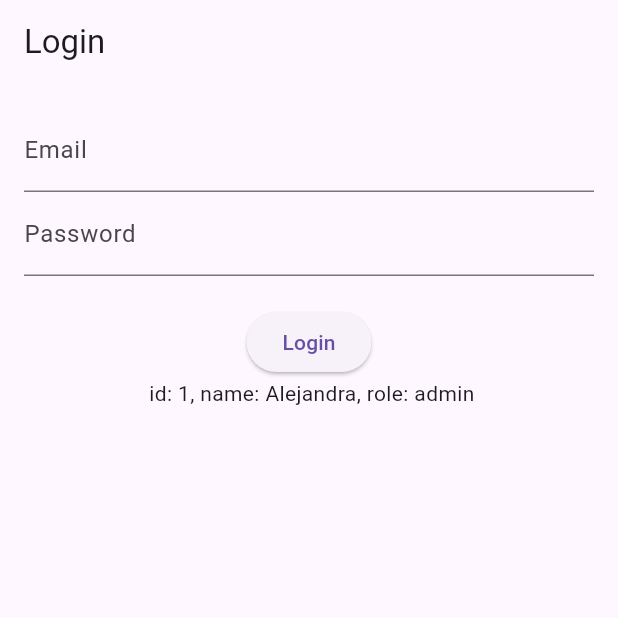
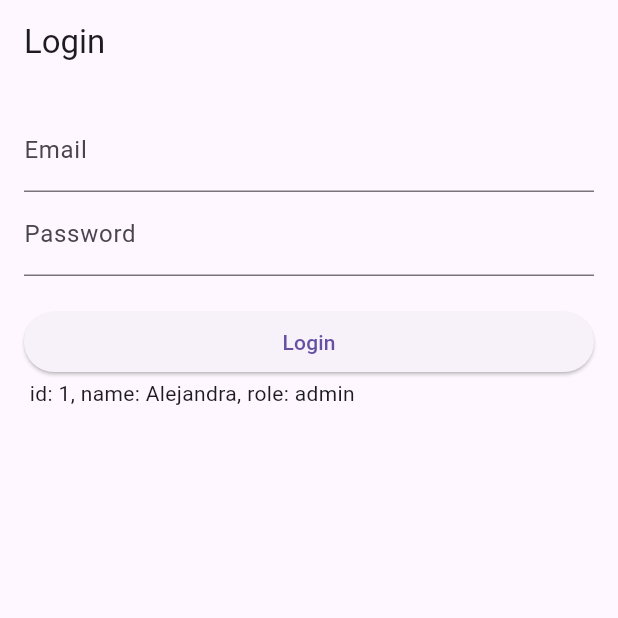
Before and after one commit to Alejandra11r/secure_vault_app, a Flutter app: the screen it shows after launch, after a tap on "Login", after a tap on the "logout" icon, on a phone screen of 412 x 824 dp, the top half of it. Run offline on Flutter 3.47's test engine with Material 3 defaults, Android fonts, the phone set to English and light mode, and no system bars; our stand-ins replace firebase_core, firebase_messaging, flutter_secure_storage, get_it, go_router; missing offline and left inert: encrypt; accounts and stored records are empty.

```diff
--- a/lib/app/app.dart
+++ b/lib/app/app.dart
@@ -1,5 +1,6 @@
 import 'package:flutter/material.dart';
 import 'package:provider/provider.dart';
+import 'app_environment.dart';
 import 'di/injector.dart';
 import '../modules/auth/presentation/provider/auth_provider.dart';
 import '../modules/vault/presentation/provider/vault_provider.dart';
@@ -16,7 +17,9 @@ class App extends StatelessWidget {
         ChangeNotifierProvider(create: (_) => getIt<VaultProvider>()),
       ],
       child: MaterialApp.router(
-        title: 'Secure Vault App',
+        title: AppBuildConfig.isProduction
+            ? 'Secure Vault'
+            : 'Secure Vault (${AppBuildConfig.environment.name})',
         theme: ThemeData(
           primarySwatch: Colors.blue,
         ),
--- /dev/null
+++ b/lib/app/app_environment.dart
@@ -0,0 +1,26 @@
+enum AppEnvironment { development, staging, production }
+
+enum AppDistribution { internal, store }
+
+abstract final class AppBuildConfig {
+  static const String _environment = String.fromEnvironment(
+    'APP_ENV',
+    defaultValue: 'development',
+  );
+  static const String _distribution = String.fromEnvironment(
+    'APP_DISTRIBUTION',
+    defaultValue: 'internal',
+  );
+
+  static AppEnvironment get environment => AppEnvironment.values.firstWhere(
+        (value) => value.name == _environment,
+        orElse: () => AppEnvironment.development,
+      );
+
+  static AppDistribution get distribution => AppDistribution.values.firstWhere(
+        (value) => value.name == _distribution,
+        orElse: () => AppDistribution.internal,
+      );
+
+  static bool get isProduction => environment == AppEnvironment.production;
+}
--- a/lib/modules/auth/presentation/pages/login_page.dart
+++ b/lib/modules/auth/presentation/pages/login_page.dart
@@ -2,6 +2,7 @@ import 'package:flutter/material.dart';
 import 'package:go_router/go_router.dart';
 import 'package:provider/provider.dart';
 import 'package:secure_vault_app/modules/auth/presentation/widgets/login_button_widget.dart';
+import 'package:secure_vault_app/modules/data/data_repository.dart';
 import '../../presentation/provider/auth_provider.dart';
 
 class LoginPage extends StatefulWidget {
@@ -14,6 +15,27 @@ class LoginPage extends StatefulWidget {
 class _LoginPageState extends State<LoginPage> {
   final _emailCtrl = TextEditingController();
   final _passCtrl = TextEditingController();
+  final repository = DataRepository();
+
+  @override
+  void initState() {
+    super.initState();
+    repository.init();
+  }
+
+  Future<void> cargarDatos() async {
+    final json = '[ "hola", "mundo", "flutter" ]';
+
+    final result = await repository.getProcessedData(json);
+
+    debugPrint(result.toString()); // ["HOLA", "MUNDO", "FLUTTER"]
+  }
+
+  @override
+  void dispose() {
+    repository.dispose();
+    super.dispose();
+  }
 
   bool _loading = false;
   Future<void> _onPressedContinue({
@@ -46,13 +68,20 @@ class _LoginPageState extends State<LoginPage> {
 
   @override
   Widget build(BuildContext context) {
+    // cargarDatos();
     final AuthProvider auth = Provider.of<AuthProvider>(context, listen: false);
 
     return Scaffold(
       appBar: AppBar(title: const Text('Login')),
-      body: Padding(
-        padding: const EdgeInsets.all(16.0),
+      body: SafeArea(
+        child: LayoutBuilder(
+          builder: (context, constraints) => SingleChildScrollView(
+            padding: const EdgeInsets.all(16),
+            child: Center(
+              child: ConstrainedBox(
+                constraints: const BoxConstraints(maxWidth: 480),
                 child: Column(
+                  crossAxisAlignment: CrossAxisAlignment.stretch,
                   children: [
                     TextField(
                       key: const Key('email_field'),
@@ -83,6 +112,10 @@ class _LoginPageState extends State<LoginPage> {
                   ],
                 ),
               ),
+            ),
+          ),
+        ),
+      ),
     );
   }
 }
--- a/lib/modules/vault/presentation/pages/vault_page.dart
+++ b/lib/modules/vault/presentation/pages/vault_page.dart
@@ -45,9 +45,14 @@ class _VaultPageState extends State<VaultPage> {
           ),
         ],
       ),
-      body: Padding(
-        padding: const EdgeInsets.all(16.0),
+      body: SafeArea(
+        child: Padding(
+          padding: const EdgeInsets.all(16),
+          child: Center(
+            child: ConstrainedBox(
+              constraints: const BoxConstraints(maxWidth: 720),
               child: Column(
+                crossAxisAlignment: CrossAxisAlignment.stretch,
                 children: [
                   Text(widget.user),
                   TextField(
@@ -70,6 +75,9 @@ class _VaultPageState extends State<VaultPage> {
                 ],
               ),
             ),
+          ),
+        ),
+      ),
     );
   }
 }
```
Also changed, not shown: .scannerwork/report-task.txt, 3 other files. Lines whose indentation alone changed are shown as unchanged.
